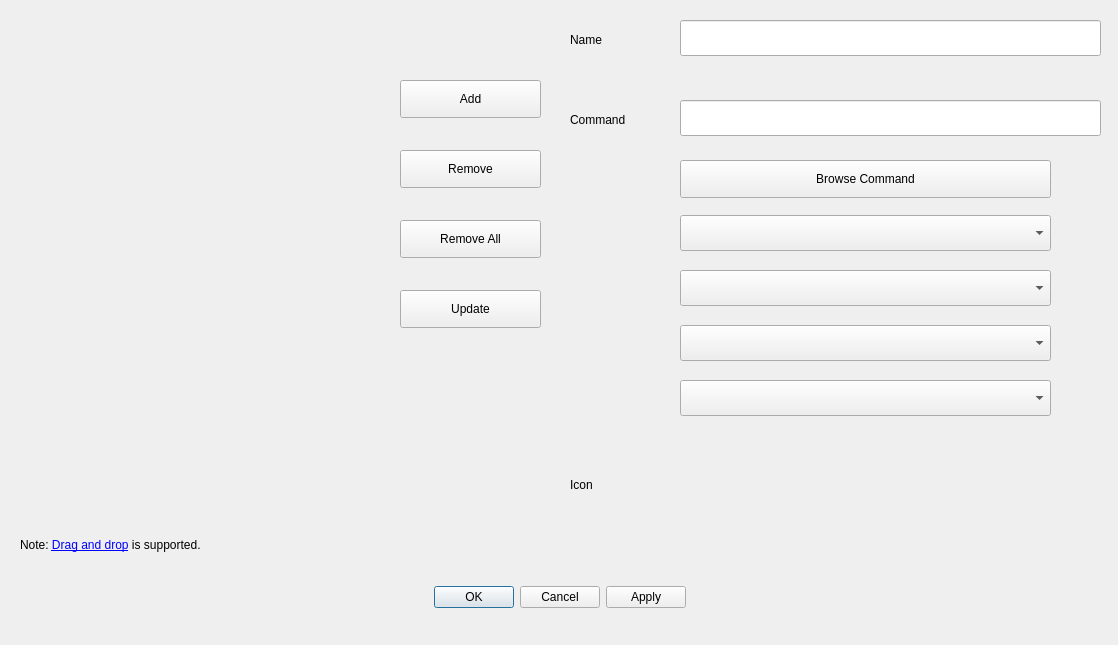
Before: the Qt Designer form src/view/edit_launchers_dialog.ui in dangvd/ksmoothdock, drawn with Qt 5.
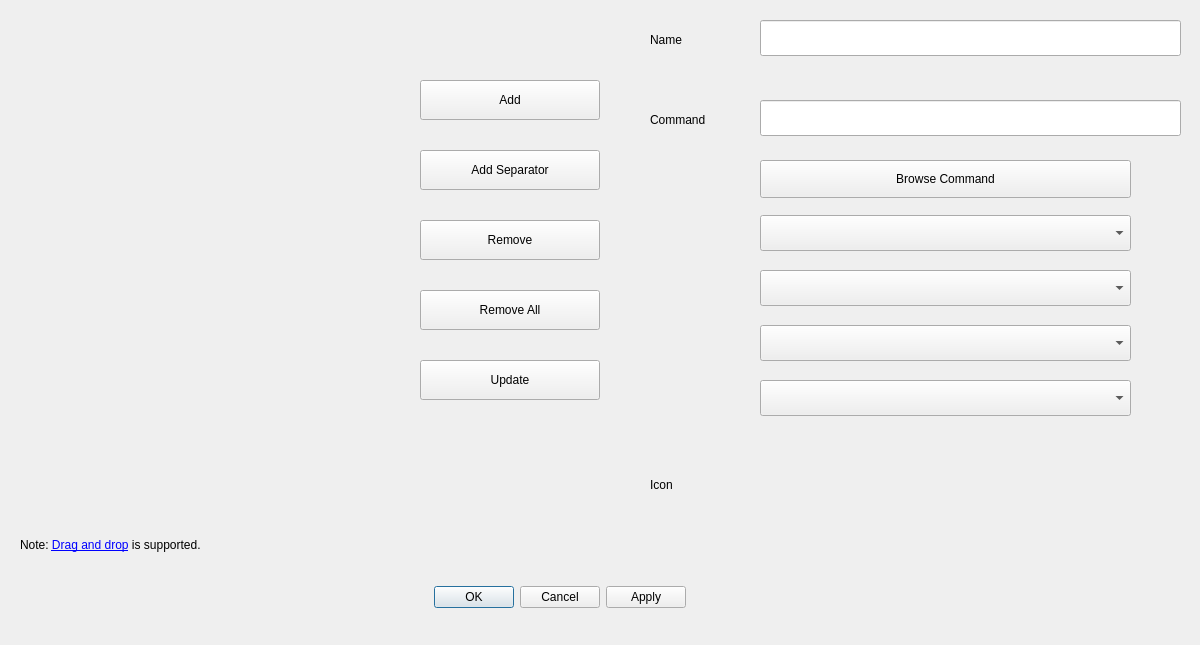
After: the same form once the commit is applied. Icons and pictures are not drawn.

Commit message: Handle Separator in Edit Launchers dialog #111

```diff
--- a/src/view/edit_launchers_dialog.ui
+++ b/src/view/edit_launchers_dialog.ui
@@ -6,7 +6,7 @@
    <rect>
     <x>0</x>
     <y>0</y>
-    <width>1118</width>
+    <width>1200</width>
     <height>645</height>
    </rect>
   </property>
@@ -51,10 +51,10 @@
   <widget class="QPushButton" name="add">
    <property name="geometry">
     <rect>
-     <x>400</x>
+     <x>420</x>
      <y>80</y>
-     <width>141</width>
-     <height>38</height>
+     <width>180</width>
+     <height>40</height>
     </rect>
    </property>
    <property name="text">
@@ -68,10 +68,10 @@
   <widget class="QPushButton" name="remove">
    <property name="geometry">
     <rect>
-     <x>400</x>
-     <y>150</y>
-     <width>141</width>
-     <height>38</height>
+     <x>420</x>
+     <y>220</y>
+     <width>180</width>
+     <height>40</height>
     </rect>
    </property>
    <property name="text">
@@ -85,10 +85,10 @@
   <widget class="QPushButton" name="update">
    <property name="geometry">
     <rect>
-     <x>400</x>
-     <y>290</y>
-     <width>141</width>
-     <height>38</height>
+     <x>420</x>
+     <y>360</y>
+     <width>180</width>
+     <height>40</height>
     </rect>
    </property>
    <property name="text">
@@ -102,7 +102,7 @@
   <widget class="QLabel" name="nameLabel">
    <property name="geometry">
     <rect>
-     <x>570</x>
+     <x>650</x>
      <y>25</y>
      <width>100</width>
      <height>30</height>
@@ -115,7 +115,7 @@
   <widget class="QLineEdit" name="name">
    <property name="geometry">
     <rect>
-     <x>680</x>
+     <x>760</x>
      <y>20</y>
      <width>421</width>
      <height>36</height>
@@ -125,7 +125,7 @@
   <widget class="QLabel" name="commandLabel">
    <property name="geometry">
     <rect>
-     <x>570</x>
+     <x>650</x>
      <y>105</y>
      <width>100</width>
      <height>30</height>
@@ -138,7 +138,7 @@
   <widget class="QLineEdit" name="command">
    <property name="geometry">
     <rect>
-     <x>680</x>
+     <x>760</x>
      <y>100</y>
      <width>421</width>
      <height>36</height>
@@ -148,7 +148,7 @@
   <widget class="QPushButton" name="browseCommand">
    <property name="geometry">
     <rect>
-     <x>680</x>
+     <x>760</x>
      <y>160</y>
      <width>371</width>
      <height>38</height>
@@ -161,7 +161,7 @@
   <widget class="QComboBox" name="internalCommands">
    <property name="geometry">
     <rect>
-     <x>680</x>
+     <x>760</x>
      <y>215</y>
      <width>371</width>
      <height>36</height>
@@ -171,7 +171,7 @@
   <widget class="QComboBox" name="dbusCommands">
    <property name="geometry">
     <rect>
-     <x>680</x>
+     <x>760</x>
      <y>270</y>
      <width>371</width>
      <height>36</height>
@@ -181,7 +181,7 @@
   <widget class="QComboBox" name="webCommands">
    <property name="geometry">
     <rect>
-     <x>680</x>
+     <x>760</x>
      <y>325</y>
      <width>371</width>
      <height>36</height>
@@ -191,7 +191,7 @@
   <widget class="QLabel" name="iconLabel">
    <property name="geometry">
     <rect>
-     <x>570</x>
+     <x>650</x>
      <y>470</y>
      <width>100</width>
      <height>30</height>
@@ -204,10 +204,10 @@
   <widget class="QPushButton" name="removeAll">
    <property name="geometry">
     <rect>
-     <x>400</x>
-     <y>220</y>
-     <width>141</width>
-     <height>38</height>
+     <x>420</x>
+     <y>290</y>
+     <width>180</width>
+     <height>40</height>
     </rect>
    </property>
    <property name="text">
@@ -221,13 +221,29 @@
   <widget class="QComboBox" name="dirCommands">
    <property name="geometry">
     <rect>
-     <x>680</x>
+     <x>760</x>
      <y>380</y>
      <width>371</width>
      <height>36</height>
     </rect>
    </property>
   </widget>
+  <widget class="QPushButton" name="addSeparator">
+   <property name="geometry">
+    <rect>
+     <x>420</x>
+     <y>150</y>
+     <width>180</width>
+     <height>40</height>
+    </rect>
+   </property>
+   <property name="text">
+    <string>Add Separator</string>
+   </property>
+   <property name="icon">
+    <iconset theme="list-add"/>
+   </property>
+  </widget>
  </widget>
  <resources/>
  <connections>
```
The commit also changes 3 other files.
